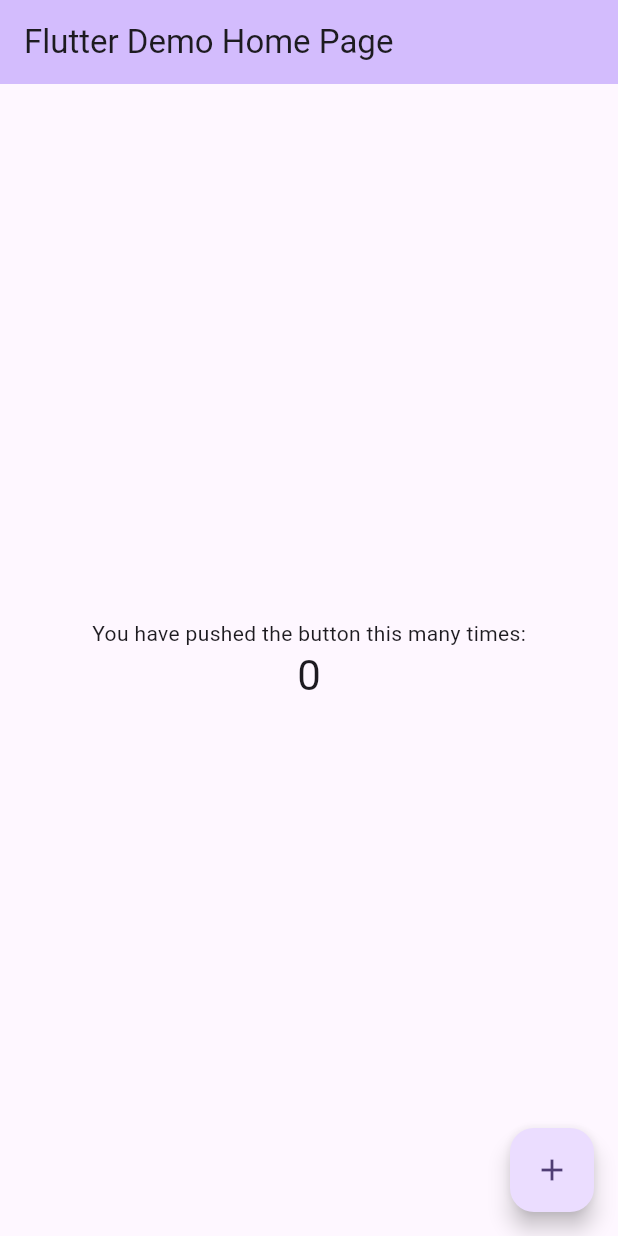
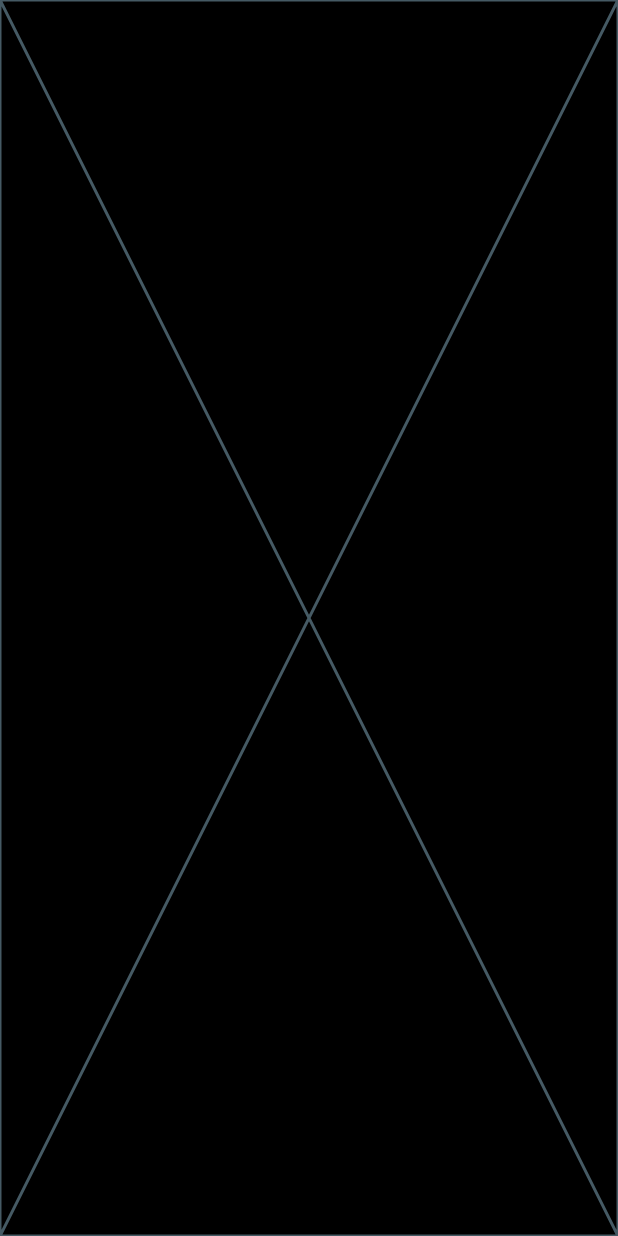
Before and after one commit to k-pasta/Nutria_FMV_Player, a Flutter app: the screen it shows after launch, on a phone screen of 412 x 824 dp. Run offline on Flutter 3.47's test engine with Material 3 defaults, Android fonts, the phone set to English and light mode, and no system bars; missing offline and left inert: media_kit.

Commit message:
first push

```diff
--- a/lib/main.dart
+++ b/lib/main.dart
@@ -1,7 +1,21 @@
 import 'package:flutter/material.dart';
+import 'package:media_kit/media_kit.dart';
+import 'package:nutria_fmv_player/providers/theme_provider.dart';
+import 'package:nutria_fmv_player/providers/video_player_stack_provider.dart';
+import 'package:provider/provider.dart';
 
 void main() {
-  runApp(const MyApp());
+  WidgetsFlutterBinding.ensureInitialized();
+  // Necessary initialization for package:media_kit.
+  MediaKit.ensureInitialized();
+
+  runApp(MultiProvider(
+    providers: [
+      ChangeNotifierProvider(create: (context) => ThemeProvider()),
+      ChangeNotifierProvider(create: (context) => VideoPlayerStackProvider()),
+    ],
+    child: const MyApp(),
+  ));
 }
 
 class MyApp extends StatelessWidget {
@@ -11,7 +25,7 @@
   @override
   Widget build(BuildContext context) {
     return MaterialApp(
-      title: 'Flutter Demo',
+      title: 'Nutria FMV Player',
       theme: ThemeData(
         // This is the theme of your application.
         //
@@ -31,13 +45,14 @@
         colorScheme: ColorScheme.fromSeed(seedColor: Colors.deepPurple),
         useMaterial3: true,
       ),
-      home: const MyHomePage(title: 'Flutter Demo Home Page'),
+      // home: const MyHomePage(title: 'Flutter Demo Home Page'),
+      home: const MyHomePage(),
     );
   }
 }
 
 class MyHomePage extends StatefulWidget {
-  const MyHomePage({super.key, required this.title});
+  const MyHomePage({super.key});
 
   // This widget is the home page of your application. It is stateful, meaning
   // that it has a State object (defined below) that contains fields that affect
@@ -47,8 +62,6 @@
   // case the title) provided by the parent (in this case the App widget) and
   // used by the build method of the State. Fields in a Widget subclass are
   // always marked "final".
-
-  final String title;
 
   @override
   State<MyHomePage> createState() => _MyHomePageState();
@@ -70,56 +83,11 @@
 
   @override
   Widget build(BuildContext context) {
-    // This method is rerun every time setState is called, for instance as done
-    // by the _incrementCounter method above.
-    //
-    // The Flutter framework has been optimized to make rerunning build methods
-    // fast, so that you can just rebuild anything that needs updating rather
-    // than having to individually change instances of widgets.
+    ThemeProvider themeProvider = context.watch<ThemeProvider>();
+
     return Scaffold(
-      appBar: AppBar(
-        // TRY THIS: Try changing the color here to a specific color (to
-        // Colors.amber, perhaps?) and trigger a hot reload to see the AppBar
-        // change color while the other colors stay the same.
-        backgroundColor: Theme.of(context).colorScheme.inversePrimary,
-        // Here we take the value from the MyHomePage object that was created by
-        // the App.build method, and use it to set our appbar title.
-        title: Text(widget.title),
-      ),
-      body: Center(
-        // Center is a layout widget. It takes a single child and positions it
-        // in the middle of the parent.
-        child: Column(
-          // Column is also a layout widget. It takes a list of children and
-          // arranges them vertically. By default, it sizes itself to fit its
-          // children horizontally, and tries to be as tall as its parent.
-          //
-          // Column has various properties to control how it sizes itself and
-          // how it positions its children. Here we use mainAxisAlignment to
-          // center the children vertically; the main axis here is the vertical
-          // axis because Columns are vertical (the cross axis would be
-          // horizontal).
-          //
-          // TRY THIS: Invoke "debug painting" (choose the "Toggle Debug Paint"
-          // action in the IDE, or press "p" in the console), to see the
-          // wireframe for each widget.
-          mainAxisAlignment: MainAxisAlignment.center,
-          children: <Widget>[
-            const Text(
-              'You have pushed the button this many times:',
-            ),
-            Text(
-              '$_counter',
-              style: Theme.of(context).textTheme.headlineMedium,
-            ),
-          ],
-        ),
-      ),
-      floatingActionButton: FloatingActionButton(
-        onPressed: _incrementCounter,
-        tooltip: 'Increment',
-        child: const Icon(Icons.add),
-      ), // This trailing comma makes auto-formatting nicer for build methods.
+      backgroundColor: themeProvider.currentTheme.backgroundColor,
+      body: Placeholder(),
     );
   }
 }
--- /dev/null
+++ b/lib/models/app_theme.dart
@@ -0,0 +1,9 @@
+import 'dart:ui';
+
+class AppTheme {
+  final Color backgroundColor;
+
+  const AppTheme({
+    this.backgroundColor = const Color(0xFF000000),
+  });
+}
--- /dev/null
+++ b/lib/providers/theme_provider.dart
@@ -0,0 +1,9 @@
+import 'package:flutter/material.dart';
+
+import '../models/app_theme.dart';
+
+class ThemeProvider extends ChangeNotifier{
+  static const AppTheme _appThemeDefault = AppTheme();
+
+  AppTheme get currentTheme => _appThemeDefault;
+}
--- /dev/null
+++ b/lib/providers/video_player_stack_provider.dart
@@ -0,0 +1,5 @@
+import 'package:flutter/material.dart';
+
+class VideoPlayerStackProvider extends ChangeNotifier {
+
+}
--- a/pubspec.yaml
+++ b/pubspec.yaml
@@ -35,6 +35,10 @@ dependencies:
   # The following adds the Cupertino Icons font to your application.
   # Use with the CupertinoIcons class for iOS style icons.
   cupertino_icons: ^1.0.8
+  provider: ^6.1.4
+  media_kit: ^1.2.0
+  media_kit_video: ^1.3.0
+  media_kit_libs_video: ^1.0.6
 
 dev_dependencies:
   flutter_test:
```
Also changed, not shown: pubspec.lock, 5 other files.
